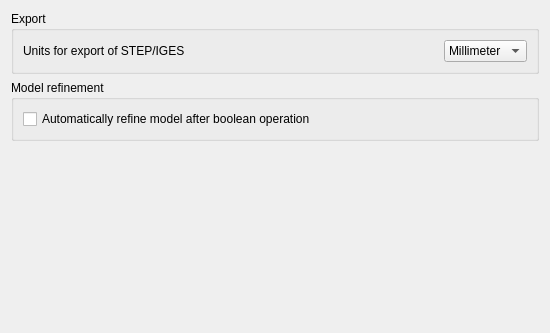
The window that src/Mod/Part/Gui/DlgSettingsGeneral.ui (berndhahnebach/All_FreeCAD) describes before a commit, drawn with Qt 5.
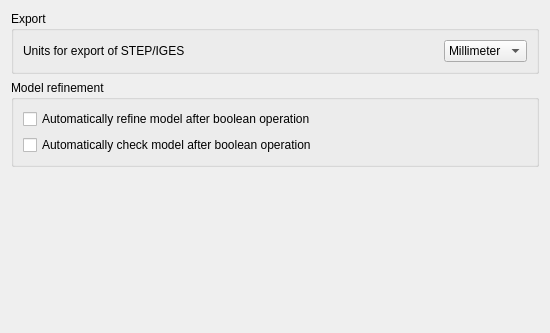
The same window after the commit. Custom widgets are drawn as their Qt base class.

Commit message: 0000684: Check Shape after boolean before refine

```diff
--- a/src/Mod/Part/Gui/DlgSettingsGeneral.ui
+++ b/src/Mod/Part/Gui/DlgSettingsGeneral.ui
@@ -87,6 +87,19 @@
         </property>
        </widget>
       </item>
+      <item row="1" column="0">
+       <widget class="Gui::PrefCheckBox" name="checkBooleanCheck">
+        <property name="text">
+         <string>Automatically check model after boolean operation</string>
+        </property>
+        <property name="prefEntry" stdset="0">
+         <cstring>CheckModel</cstring>
+        </property>
+        <property name="prefPath" stdset="0">
+         <cstring>Mod/Part/Boolean</cstring>
+        </property>
+       </widget>
+      </item>
      </layout>
     </widget>
    </item>
```
The commit also changes 4 other files.
